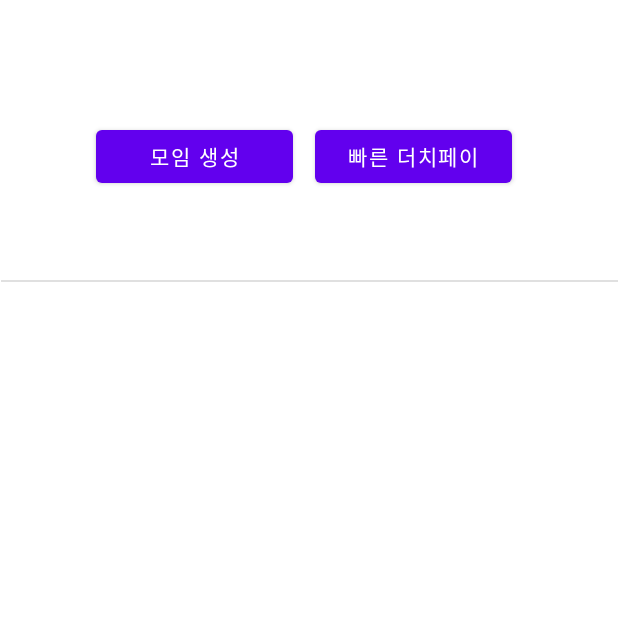
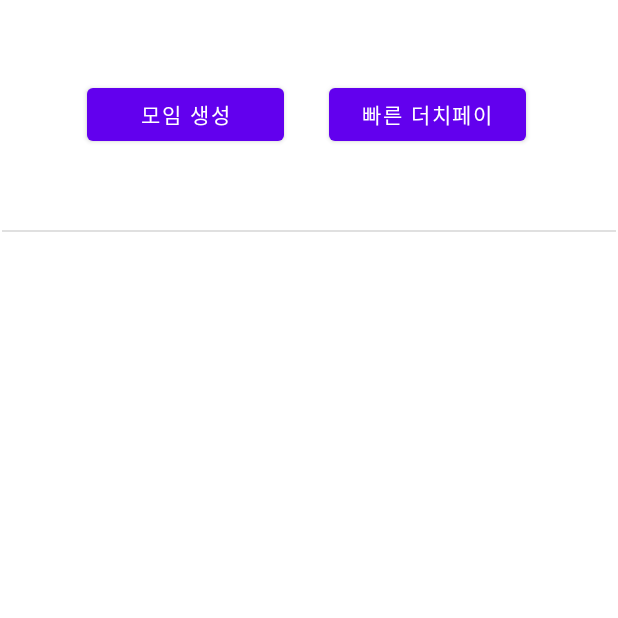
Before and after one commit to onepinepollen/Capstone_Design_01, an Android app: the TlistActivity screen opened directly, with no data from a screen before it, on a phone screen of 412 x 824 dp, the top half of it. Run offline under Robolectric (Android 15) with nearby library versions, the phone set to English and light mode, and no system bars.

```diff
--- /dev/null
+++ b/app/src/main/res/drawable/layout_border.xml
@@ -0,0 +1,5 @@
+<shape xmlns:android="http://schemas.android.com/apk/res/android"
+    android:shape="rectangle">
+    <corners android:radius="20dp" /> <!-- 모서리를 둥글게 만듭니다 -->
+    <solid android:color="@color/white" /> <!-- 배경색을 설정합니다 -->
+</shape>
--- a/app/src/main/res/layout/teamlist.xml
+++ b/app/src/main/res/layout/teamlist.xml
@@ -9,36 +9,37 @@
         android:id="@+id/button3"
         android:layout_width="131dp"
         android:layout_height="47dp"
-        android:layout_marginStart="64dp"
-        android:layout_marginTop="10dp"
-        android:layout_marginBottom="10dp"
+        android:layout_marginStart="58dp"
+        android:layout_marginTop="20dp"
+        android:layout_marginEnd="30dp"
+        android:layout_marginBottom="20dp"
         android:text="모임 생성"
         app:layout_constraintBottom_toTopOf="@+id/scrollview2"
+        app:layout_constraintEnd_toStartOf="@+id/button"
         app:layout_constraintStart_toStartOf="parent"
-        app:layout_constraintTop_toTopOf="parent"
-        app:layout_constraintVertical_bias="0.592" />
+        app:layout_constraintTop_toTopOf="parent" />
 
     <Button
         android:id="@+id/button"
         android:layout_width="131dp"
         android:layout_height="47dp"
-        android:layout_marginTop="10dp"
-        android:layout_marginBottom="10dp"
+        android:layout_marginTop="20dp"
+        android:layout_marginEnd="61dp"
         android:text="빠른 더치페이"
-        app:layout_constraintBottom_toTopOf="@+id/scrollview2"
+        app:layout_constraintBottom_toBottomOf="@+id/button3"
         app:layout_constraintEnd_toEndOf="parent"
-        app:layout_constraintHorizontal_bias="0.168"
         app:layout_constraintStart_toEndOf="@+id/button3"
         app:layout_constraintTop_toTopOf="parent"
-        app:layout_constraintVertical_bias="0.592" />
+        app:layout_constraintVertical_bias="1.0" />
 
     <ScrollView
         android:id="@+id/scrollview2"
-        android:layout_width="411dp"
-        android:layout_height="637dp"
+        android:layout_width="409dp"
+        android:layout_height="638dp"
         app:layout_constraintBottom_toBottomOf="parent"
         app:layout_constraintEnd_toEndOf="parent"
-        app:layout_constraintStart_toStartOf="parent">
+        app:layout_constraintStart_toStartOf="parent"
+        app:layout_constraintTop_toBottomOf="@+id/button3">
 
         <LinearLayout
             android:id="@+id/scrollViewLayout"
```
Also changed, not shown: app/src/main/java/com/example/more_close/TlistActivity.java (+47 -8 lines), app/src/main/res/layout/team_button.xml (added, +46 -0 lines).
